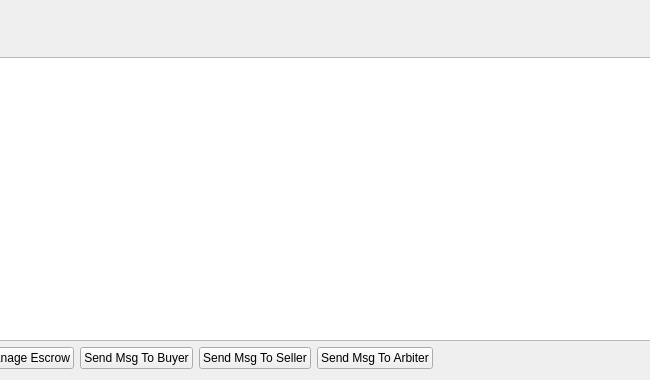
Above: src/qt/forms/myescrowlistpage.ui from greggdourgarian/syscoin2 before the change; both pictures show x 303 to 953 and y 0 to 380 of the 1180 by 380 pixel window. Below: the same form after it.
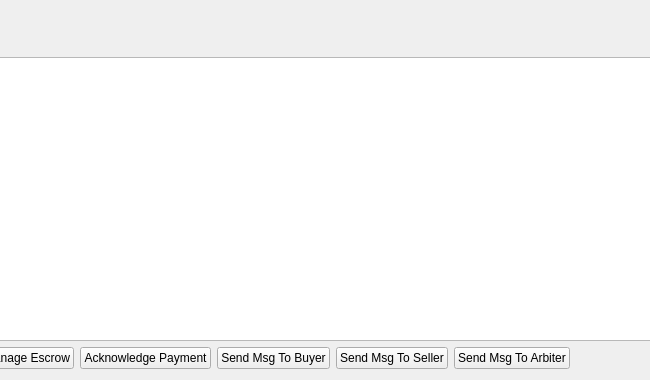
That is the form after the change.

Patch:
```diff
--- a/src/qt/forms/myescrowlistpage.ui
+++ b/src/qt/forms/myescrowlistpage.ui
@@ -113,6 +113,13 @@
        </property>
       </widget>
      </item>
+     <item>
+      <widget class="QPushButton" name="ackButton">
+       <property name="text">
+        <string>Acknowledge Payment</string>
+       </property>
+      </widget>
+     </item>
      <item>
       <widget class="QPushButton" name="buyerMessageButton">
        <property name="toolTip">
```
